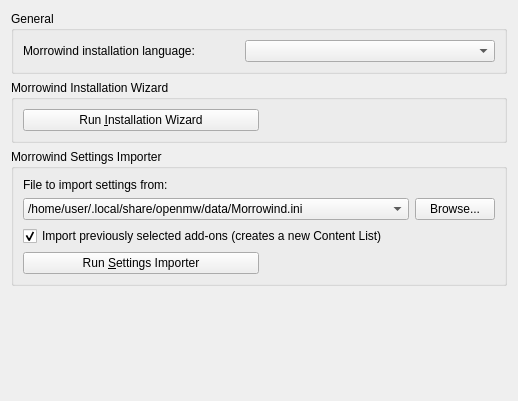
Before: the Qt Designer form files/ui/settingspage.ui in OpenMW/openmw, drawn with Qt 5.
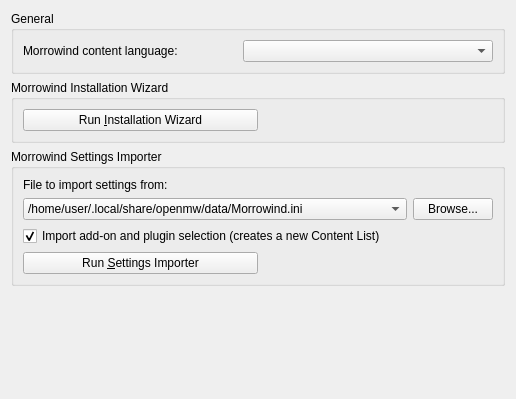
After: the same form once the commit is applied.

Commit message: Started working on the settings tab

What changed in the file:
```diff
--- a/files/ui/settingspage.ui
+++ b/files/ui/settingspage.ui
@@ -6,8 +6,8 @@
    <rect>
     <x>0</x>
     <y>0</y>
-    <width>518</width>
-    <height>401</height>
+    <width>516</width>
+    <height>399</height>
    </rect>
   </property>
   <property name="windowTitle">
@@ -23,7 +23,7 @@
       <item row="0" column="0">
        <widget class="QLabel" name="languageLabel">
         <property name="text">
-         <string>Morrowind installation language:</string>
+         <string>Morrowind content language:</string>
         </property>
        </widget>
       </item>
@@ -105,7 +105,7 @@
       <item>
        <widget class="QCheckBox" name="addonsCheckBox">
         <property name="text">
-         <string>Import previously selected add-ons (creates a new Content List)</string>
+         <string>Import add-on and plugin selection (creates a new Content List)</string>
         </property>
         <property name="checked">
          <bool>true</bool>
```
Left out of the diff: 3 changed lines with no effect on the pictures. The commit also changes 2 other files.
